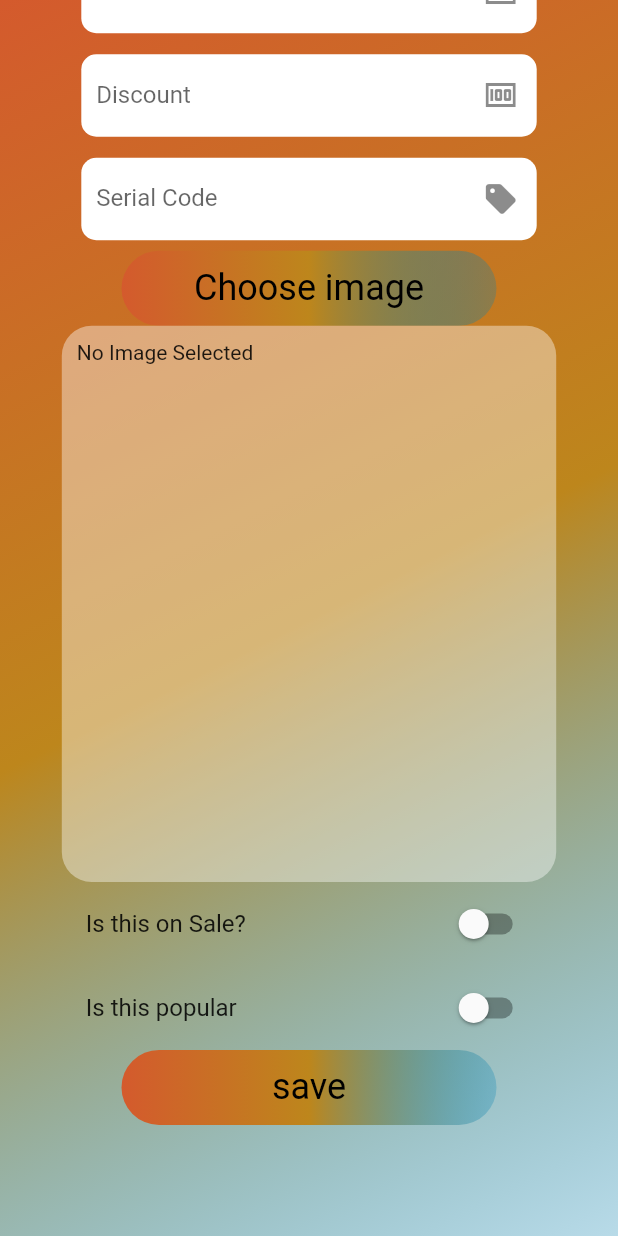
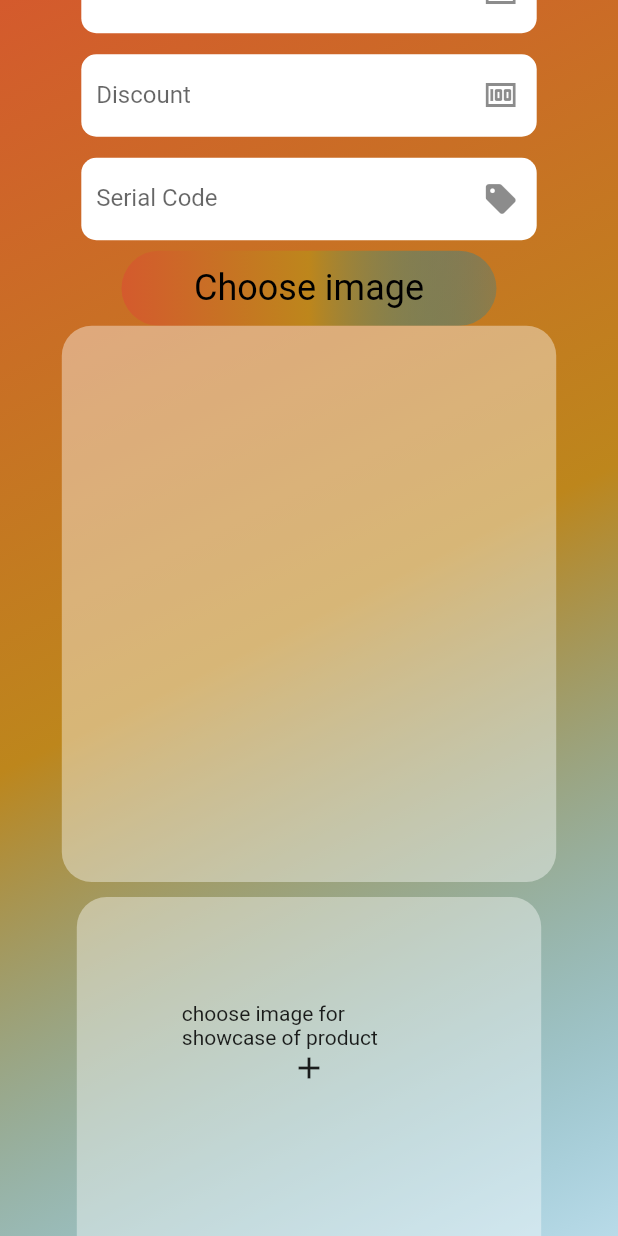
Before and after one commit to mariamyusra21/auction_fire, a Flutter app: the AddProduct screen opened directly, scrolled down 342 dp, on a phone screen of 412 x 824 dp. Run offline on Flutter 3.47's test engine with Material 2 defaults, Android fonts, the phone set to English and light mode, and no system bars; our stand-ins replace carousel_slider, cloud_firestore, firebase_auth, firebase_core, firebase_storage, fluttertoast and 4 more; missing offline and left inert: flutter_admin_scaffold, wc_form_validators; accounts and stored records are empty; network calls fail.

Commit message:
images sotred successfully but retrival in detail failed

```diff
--- a/lib/models/add_product_model.dart
+++ b/lib/models/add_product_model.dart
@@ -14,6 +14,7 @@ class Uploadproduct {
   bool? isOnSale;
   bool? isPopular;
   bool? isFavorite;
+  List<String>? detailimageUrls;
 
   Uploadproduct(
       {required this.category,
@@ -28,7 +29,8 @@ class Uploadproduct {
       required this.imageUrls,
       required this.isOnSale,
       required this.isPopular,
-      required this.isFavorite});
+      required this.isFavorite,
+      required this.detailimageUrls});
 
   static Future<void> addProduct(Uploadproduct addproduct) async {
     //function to add data in firestore database
@@ -48,6 +50,7 @@ class Uploadproduct {
       "discountPrice": addproduct.discountPrice,
       "serial Code": addproduct.serialNo,
       "ImageUrls": addproduct.imageUrls,
+      "detailimageUrls": addproduct.detailimageUrls,
       'UserID': addproduct.uid,
       'currentHighestBid': addproduct.currentHighestBid,
       "isOnSale": addproduct.isOnSale,
@@ -72,6 +75,7 @@ class Uploadproduct {
         serialNo = snapshot.data()["serial Code"],
         currentHighestBid = snapshot.data()['currentHighestBid'],
         imageUrls = snapshot.data()["ImageUrls"],
+        detailimageUrls = snapshot.data()["detailimageUrls"],
         isOnSale = snapshot.data()["isOnSale"],
         isPopular = snapshot.data()["isPopular"],
         isFavorite = snapshot.data()["isFavorite"];
--- a/lib/screens/user_screens/buyer_pages/buyer_product_detail_page.dart
+++ b/lib/screens/user_screens/buyer_pages/buyer_product_detail_page.dart
@@ -1,13 +1,19 @@
+import 'package:auction_fire/models/add_product_model.dart';
 import 'package:auction_fire/screens/user_screens/buyer_pages/bid.dart';
 import 'package:auction_fire/widgets/bidbutton.dart';
+import 'package:carousel_slider/carousel_slider.dart';
 import 'package:cloud_firestore/cloud_firestore.dart';
 import 'package:flutter/material.dart';
+import 'package:sizer/sizer.dart';
+
 
 class BuyerProductDetail extends StatefulWidget {
   final DocumentSnapshot doc;
-  const BuyerProductDetail({
+  Uploadproduct? product;
+   BuyerProductDetail({
     Key? key,
     required this.doc,
+    this.product
   }) : super(key: key);
 
   @override
@@ -17,7 +23,8 @@ class BuyerProductDetail extends StatefulWidget {
 class _BuyerProductDetailState extends State<BuyerProductDetail> {
   @override
   Widget build(BuildContext context) {
-    return Scaffold(
+    return MaterialApp(
+      home: Scaffold(
         appBar: AppBar(
           backgroundColor: Color(0xFFD45A2D),
           centerTitle: true,
@@ -38,6 +45,74 @@ class _BuyerProductDetailState extends State<BuyerProductDetail> {
               child: Center(
                 child: Column(
                   children: [
+              //       ListView.builder(
+              //      itemCount: widget.product?.detailimageUrls?.length,
+              //       itemBuilder: (context, index) {
+              //   // Use widget.detailimageUrls[index] to load and display each image
+              //  return Image.network(widget.product!.detailimageUrls![index]);}),
+                    //  ...List.generate(widget.product!.detailimageUrls!.length, (index) =>
+                    //     Stack(
+                    //     children: [
+                    //       Image.network(
+                    //         widget.product!.detailimageUrls![index],
+                    //         height: 400.h, width: 400.w, fit: BoxFit.contain,),
+
+                    //     ],
+                    //   )).toList(),
+                  //     CarouselSlider(
+                  //   items: widget.product!.detailimageUrls!
+                  //       .map(
+                  //         (e) => Stack(
+                  //           children: [
+                  //             Padding(
+                  //               padding: const EdgeInsets.all(8.0),
+                  //               child: ClipRRect(
+                  //                   borderRadius: BorderRadius.circular(20),
+                  //                   child: Image.network(
+                  //                     e,
+                  //                     fit: BoxFit.cover,
+                  //                     width: double.infinity,
+                  //                     height: 200,
+                  //                   )),
+                  //             ),
+                  //             //using colors as above the pictures to blur them or in starting view just show color when the app will loading
+                  //             Padding(
+                  //               padding: const EdgeInsets.all(8.0),
+                  //               child: Container(
+                  //                 height: 200,
+                  //                 decoration: BoxDecoration(
+                  //                     borderRadius: BorderRadius.circular(20),
+                  //                     gradient: LinearGradient(colors: [
+                  //                       Colors.redAccent.withOpacity(0.3),
+                  //                       Colors.blueAccent.withOpacity(0.3)
+                  //                     ])),
+                  //               ),
+                  //             ),
+                  //             // container of title of the product
+                  //             Positioned(
+                  //               bottom: 20,
+                  //               left: 20,
+                  //               child: Container(
+                  //                 decoration: BoxDecoration(
+                  //                     color: Colors.black.withOpacity(0.5)),
+                  //                 child: Padding(
+                  //                   padding: EdgeInsets.all(8.0),
+                  //                   child: Text(
+                  //                     "Price: ${widget.doc['price']}"
+                  //                     // style: TextStyle(
+                  //                     //     fontSize: 20, color: Colors.white
+                  //                         //),
+                  //                   ),
+                  //                 ),
+                  //               ),
+                  //             ),
+                  //           ],
+                  //         ),
+                  //       )
+                  //       .toList(),
+                  //  options: CarouselOptions(height: 220, autoPlay: true),
+                  // ),
+
                     Text(
                       'Product details: ${widget.doc['detail']}',
                       style: TextStyle(
@@ -81,6 +156,7 @@ class _BuyerProductDetailState extends State<BuyerProductDetail> {
             ),
           ),
         ),
+      ),
     );
   }
 }
--- a/lib/screens/user_screens/seller_pages/add_product_screen.dart
+++ b/lib/screens/user_screens/seller_pages/add_product_screen.dart
@@ -47,9 +47,10 @@ class _AddProductState extends State<AddProduct> {
     "Cosmatics",
     "Stationary"
   ];
-  // final imagepicker = ImagePicker(); // image picker used to pic any image from storagr
-  // List<XFile> images = []; //XFile will catch all types of images e.g. jpg, pdf, png etc...
-  // List<String> imageUrls = [];
+  // veriables for deatil images
+   final imagepicker = ImagePicker(); // image picker used to pic any image from storagr
+   List<XFile> detailimages = []; //XFile will catch all types of images e.g. jpg, pdf, png etc...
+   List<String> detailimageUrls = [];
   bool isSaving = false; //for saving images in firestore
   bool isUploading = false; //for uplading whole data in firebase
 
@@ -67,66 +68,61 @@ class _AddProductState extends State<AddProduct> {
   }
 
 
-
+// chose images for deatil pages methods
   // final Storage storage = Storage();
 
-  // imagepick() async {
-  //   final List results = await imagepicker.pickMultiImage();
-  //   if (results.isNotEmpty) {
-  //     setState(() {
-  //       images.addAll(results as Iterable<XFile>);
-  //       final path = results.first.path;
-  //       final fileName = results.first.name;
+ imagepick() async{
+    final List<XFile> imagepick = await imagepicker.pickMultiImage();
+    if(imagepick.isNotEmpty){
+      setState(() {
+        detailimages.addAll(imagepick);
+      });
+    }else{
+      print('image not selected');
+    }
+   }
 
-  //       storage.uploadFile(path!, fileName).then((value) {
-  //         print('done');
-  //       });
-  //     });
-  //   } else {
-  //     print('image not selected');
-  //   }
-  // }
 
-  // // post to the firebase storage
-  // Future postImage(XFile imageFile) async {
-  //   setState(() {
-  //     isUploading = true;
-  //   });
-  //   String urls;
-  //   Reference ref = FirebaseStorage.instance.ref().child("Images").child(
-  //       imageFile.name); // here we set the location of storing file of image
-  //   //after creating instance child images folder will be created and then the path of image where it'll store image
-  //   if (kIsWeb == false) {
-  //     await ref.putData(
-  //         await imageFile.readAsBytes()); //waiting data to fetch in bytes
-  //     SettableMetadata(
-  //         contentType: "Images/jpeg"); // store image in this format
-  //     urls = await ref
-  //         .getDownloadURL(); // won't upload image without this line the image is not in proper format of image
-  //     setState(() {
-  //       isUploading = false;
-  //     });
-  //     return urls;
-  //   }
-  // }
+//   // post to the firebase storage
+  Future postImage(XFile imageFile) async {
+    setState(() {
+      isUploading = true;
+    });
+    String urls;
+    Reference ref = FirebaseStorage.instance.ref().child("images").child(
+        imageFile.name); // here we set the location of storing file of image
+    //after creating instance child images folder will be created and then the path of image where it'll store image
+    if (kIsWeb == false) {
+      await ref.putData(
+          await imageFile.readAsBytes()); //waiting data to fetch in bytes
+      SettableMetadata(
+          contentType: "image/jpeg"); // store image in this format
+      urls = await ref
+          .getDownloadURL(); // won't upload image without this line the image is not in proper format of image
+      setState(() {
+        isUploading = false;
+      });
+      return urls;
+    }
+  }
 
-  // uploadImage() async {
-  //   try {
-  //     for (var image in images) {
-  //       await postImage(image)
-  //           .then((downloadUrls) => imageUrls.add(downloadUrls));
-  //     }
-  //   } catch (e) {
-  //     e.toString();
-  //     print(e);
-  //   }
-  // }
-
+  uploadDetailImages() async {
+    try {
+      for (var image in detailimages) {
+        await postImage(image)
+            .then((downloadUrls) => detailimageUrls.add(downloadUrls));
+      }
+    } catch (e) {
+      e.toString();
+      print(e);
+    }
+  }
+  // save all feilds in firebasefirestore
   save() async {
     setState(() {
       isSaving = true; //for loading the products saving
     });
-
+     await uploadDetailImages();
     await uploadImage();
     await Uploadproduct.addProduct(Uploadproduct(
       category: selectedvlaue,
@@ -140,7 +136,7 @@ class _AddProductState extends State<AddProduct> {
       currentHighestBid: int.tryParse(priceC.text),
       serialNo: serialNoC.text,
       imageUrls: imageUrls,
-
+      detailimageUrls: detailimageUrls,
       isOnSale: isOnSale,
       isPopular: isPopular,
       isFavorite: isFavorite,
@@ -156,19 +152,6 @@ class _AddProductState extends State<AddProduct> {
       });
     });
 
-    // await FirebaseFirestore.instance
-    //     .collection('Updateproduct')
-    //     .add({"imageUrls": imageUrls});
-  //.whenComplete(() {
-
-  //     // jub complete ho save prodicts tub setstate me loading band hojaye
-  //     setState(() {
-  //       isSaving = false;
-
-  //      // image.clear();
-  //      // imageUrls.clear(  );
-  //     });
-  //  });
   }
 
   var uuid = Uuid(); // generate everytime new
@@ -301,19 +284,63 @@ class _AddProductState extends State<AddProduct> {
                       child: BidButton(
                         buttonTitle: "Choose image",
                         onPress: () async {
-                         // imagepick();
-                         ImagePickerMethod();
+                        imagepick();
+
                         },
                         isLoading: isSaving,
                       ),
                     ),
                   ),
-                  Container(
+                  // //choose images for detail page
+                   Container(
                     height: 45.h,
                     decoration: BoxDecoration(
                         color: Colors.white.withOpacity(0.4),
                         borderRadius: BorderRadius.circular(20)),
-                    child: GridView.builder(
+                    child:
+                    GridView.builder(
+                        gridDelegate:
+                            const SliverGridDelegateWithFixedCrossAxisCount(
+                                crossAxisCount: 2 // this will show 2 image in one row in container if we want more than 2 we can increase number
+                                ),
+                       itemCount: detailimages.length,
+                        itemBuilder: (BuildContext context, int index) {
+                          return Padding(
+                            padding: const EdgeInsets.all(10.0),
+                            child:
+                            Stack(
+                              children: [
+                               Image.file(File(detailimages[index].path),
+                        height: 200, width: 250, //for image size in container
+                        fit: BoxFit.cover,
+                        ),
+                        IconButton(onPressed: (){
+                         setState(() {
+                            detailimages.removeAt(index);
+                         });
+                        }, icon: const Icon(Icons.cancel_outlined))
+                              ],
+                            ),
+
+                          );
+                        }),
+
+                  ),
+
+                // choose image for thumbnail
+                  Padding(
+                    padding: const EdgeInsets.all(10.0),
+                    child: Container(
+                      height: 40.h,
+                      width: 110.w,
+                      decoration: BoxDecoration(
+                          color: Colors.white.withOpacity(0.4),
+                          borderRadius: BorderRadius.circular(20)),
+                      child: InkWell(
+                        onTap: (){
+                           ImagePickerMethod();
+                        },
+                        child:  GridView.builder(
                         gridDelegate:
                             const SliverGridDelegateWithFixedCrossAxisCount(
                                 crossAxisCount:1 // this will show 2 image in one row in container if we want more than 2 we can increase number
@@ -322,29 +349,38 @@ class _AddProductState extends State<AddProduct> {
                         itemBuilder: (BuildContext context, int index) {
                           return Padding(
                             padding: const EdgeInsets.all(10.0),
-                            child: Stack(
+                            child:
+                            Stack(
                               children: [
                                 image == null
-                                ? const Text('No Image Selected')
+                                ?  const Padding(
+                                  padding:  EdgeInsets.all(60.0),
+                                  child: Center(
+                                    child: Column(
+                                      children: [
+                                         Text('choose image for showcase of product'),
+                                         Icon(Icons.add),
+                                      ],
+                                    ),
+                                  ),
+                                )
                                 : Image.file(image!),
-                                // Image.file(
-                                //   File(images[index].path),
-                                //   height: 200,
-                                //   width: 250, //for image size in container
-                                //   fit: BoxFit.cover,
-                                // ),
-                                // IconButton(
-                                //     onPressed: () {
-                                //       setState(() {
-                                //         image?.removeAt();
-                                //       });
-                                //     },
-                                //     icon: const Icon(Icons.cancel_outlined))
+                            //      IconButton(onPressed: (){
+                            //  setState(() {
+                            // detailimages.removeAt(index);
+                            // });
+                            // }, icon: const Icon(Icons.cancel_outlined))
                               ],
                             ),
+
                           );
                         }),
+
+                      ),
+
+                    ),
                   ),
+
                   SwitchListTile(
                       title: const Text('Is this on Sale?'),
                       value: isOnSale,
@@ -391,6 +427,8 @@ class _AddProductState extends State<AddProduct> {
       ),
     );
   }
+
+  // use for thumbnail of product
   File? image;
   final imagePicker = ImagePicker();
   dynamic imageUrls;
@@ -432,10 +470,6 @@ class _AddProductState extends State<AddProduct> {
     } else {
       print('No image to upload.');
     }
-    // Reference ref = FirebaseStorage.instance.ref().child('Updateproduct');
-    // await ref.putFile(image!);
-    // imageUrls= await ref.getDownloadURL();
-    // print(imageUrls);
   }
 
 
```
Lines whose indentation alone changed are shown as unchanged.
